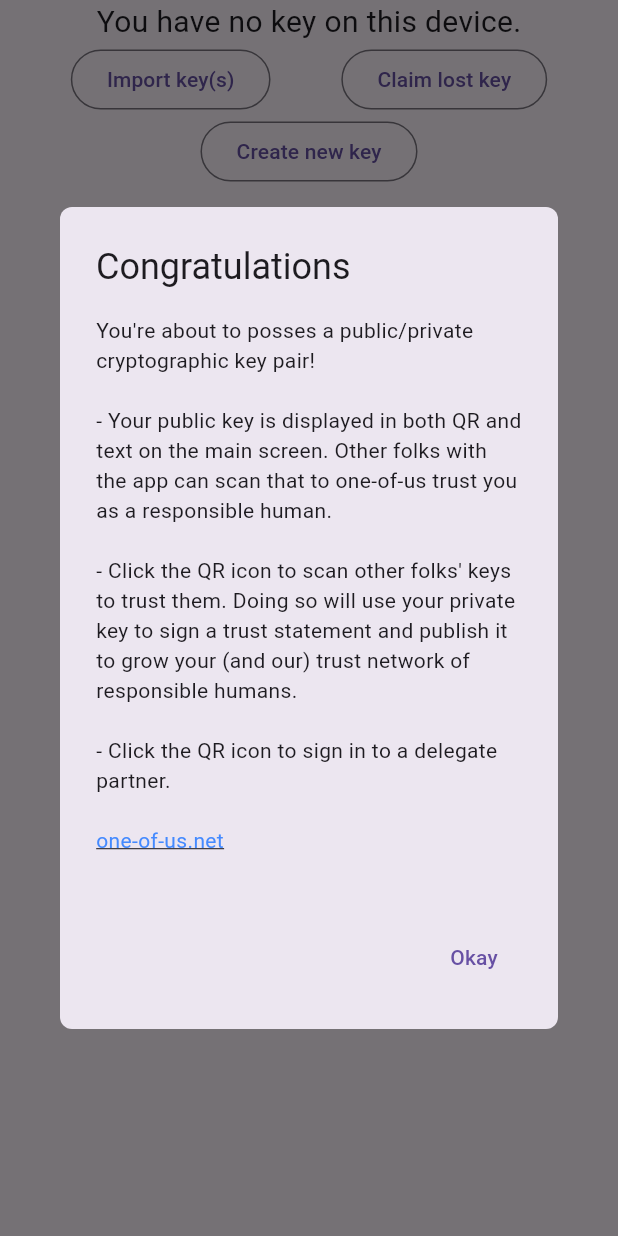
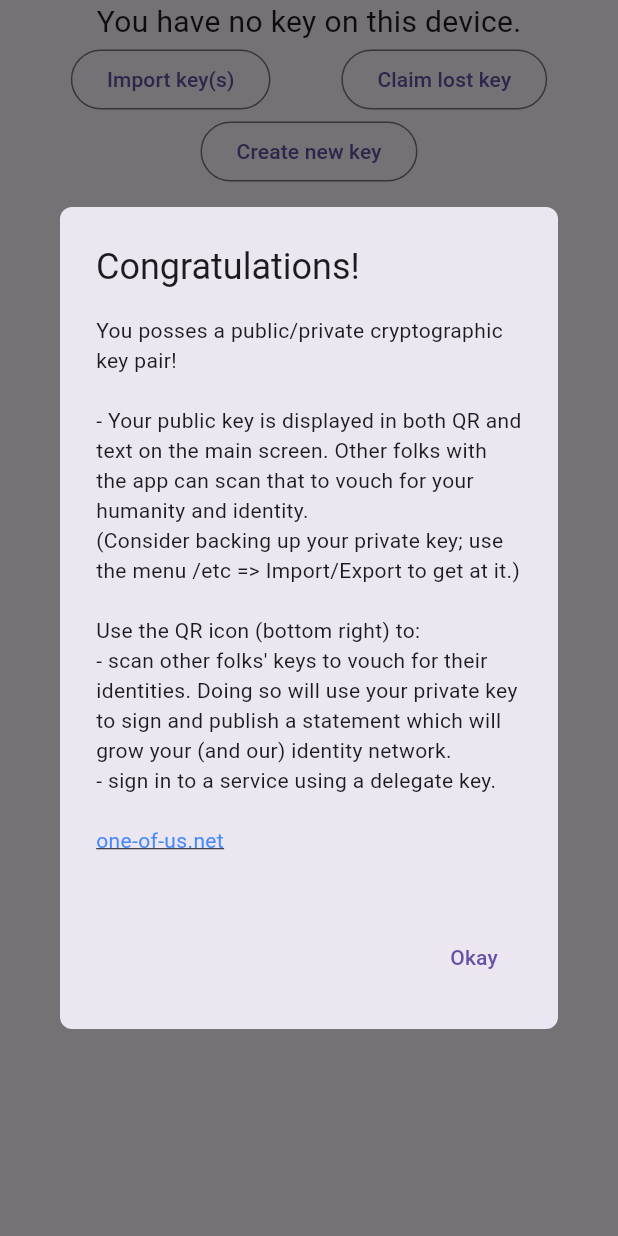
Before and after one commit to YotamAviv/oneofus, a Flutter app: the screen it shows after launch, after a tap on "Create new key", on a phone screen of 412 x 824 dp. Run offline on Flutter 3.47's test engine with Material 3 defaults, Android fonts, the phone set to English and light mode, and no system bars; drawn by our look-alikes of flutter_linkify, loader_overlay; our stand-ins replace cloud_firestore, cloud_functions, convert, firebase_core, flutter_secure_storage, google_fonts and 3 more; missing offline and left inert: cryptography, fake_cloud_firestore, jwk, mobile_scanner; accounts and stored records are empty; generated files the repository leaves out were written again.

Commit message:
63, cleaner menu, removed references to old images

```diff
--- a/lib/base/base.dart
+++ b/lib/base/base.dart
@@ -41,9 +41,9 @@ class _BaseState extends State<Base> {
       return Scaffold(
           body: SafeArea(
               child: Column(children: [
-        Row(mainAxisSize: MainAxisSize.min, children: <Widget>[
-          Expanded(child: MenuBar(children: buildMenus(context))),
-        ]),
+        Row(
+            mainAxisSize: MainAxisSize.min,
+            children: <Widget>[Expanded(child: MenuBar(children: buildMenus(context)))]),
         const FancySplash()
       ])));
     }
@@ -65,11 +65,8 @@ class NoKeys extends StatelessWidget {
           const Spacer(),
           OutlinedButton(
               onPressed: () async {
-                await Navigator.of(context).push(
-                  MaterialPageRoute(
-                    builder: (context) => ImportExport(),
-                  ),
-                );
+                await Navigator.of(context)
+                    .push(MaterialPageRoute(builder: (context) => ImportExport()));
                 // TODO: This "if (context.mounted)" seems wrong. Same elsewhere.
                 // BUG: MINOR: prepareX throws exception if nothing was imported and back was chosen.
                 if (context.mounted) await prepareX(context);
@@ -97,21 +94,8 @@ https://manual#replace''',
         children: [
           OutlinedButton(
               onPressed: () async {
+                await congratulate(context);
                 OouKeyPair newKeyPair = await crypto.createKeyPair();
-                await alert(
-                    'Congratulations',
-                    '''You're about to posses a public/private cryptographic key pair!
-
-- Your public key is displayed in both QR and text on the main screen. Other folks with the app can scan that to one-of-us trust you as a responsible human.
-
-- Click the QR icon to scan other folks' keys to trust them. Doing so will use your private key to sign a trust statement and publish it to grow your (and our) trust network of responsible humans.
-
-- Click the QR icon to sign in to a delegate partner.
-
-https://one-of-us.net
-''',
-                    ['Okay'],
-                    context);
                 await MyKeys.storeOneofusKey(newKeyPair);
               },
               child: const Text('Create new key')),
--- a/lib/base/menus.dart
+++ b/lib/base/menus.dart
@@ -116,39 +116,7 @@ Widget buildEtcMenu(context) {
 
 Widget buildHelpMenu(context) {
   return SubmenuButton(menuChildren: <Widget>[
-    MenuItemButton(
-        onPressed: () async {
-          await alert(
-              'Congratulations',
-              '''You posses a public/private cryptographic key pair!
-
-- Your identity public key is displayed in both QR and text on the main screen. Other folks with the app can scan that to trust you as a responsible human.
-
-- Click the QR icon to scan other folks' keys to trust them. Doing so will use your private key to sign and publish a statement to grow your (and our) identity network of responsible humans.
-
-- Click the QR icon to sign in to a delegate partner.
-
-https://one-of-us.net
-''',
-              ['Okay'],
-              context);
-        },
-        child: const Text('Congratulations')),
-    MenuItemButton(
-        onPressed: () async {
-          await alert(
-              'Main screen',
-              '''The QR code front and center is your public identity key (the gibberish below is the text).
-
-Your public/private key pair is stored on your phone and is used to sign and publish trust statements.
-
-Click the QR icon (bottom right) to scan someone else's public identity key to vouch for their humanity and identity.
-
-Click the QR icon (bottom right) to sign in to a delegate partner (the Nerd'ster) as yourself''',
-              ['Okay'],
-              context);
-        },
-        child: const Text('Main screen')),
+    MenuItemButton(onPressed: () => congratulate(context), child: const Text('Congratulations')),
     MenuItemButton(
         onPressed: () async {
           await showDemoKeys(context);
@@ -166,6 +134,24 @@ Click the QR icon (bottom right) to sign in to a delegate partner (the Nerd'ster
         },
         child: const Text('About')),
   ], child: const Text('?'));
+}
+
+Future<void> congratulate(BuildContext context) async {
+  await alert(
+      'Congratulations!',
+      '''You posses a public/private cryptographic key pair!
+
+- Your public key is displayed in both QR and text on the main screen. Other folks with the app can scan that to vouch for your humanity and identity.
+(Consider backing up your private key; use the menu /etc => Import/Export to get at it.)
+
+Use the QR icon (bottom right) to:
+- scan other folks' keys to vouch for their identities. Doing so will use your private key to sign and publish a statement which will grow your (and our) identity network.
+- sign in to a service using a delegate key.
+
+https://one-of-us.net
+''',
+      ['Okay'],
+      context);
 }
 
 class DevMenu extends StatefulWidget {
--- a/lib/delegate_keys_route.dart
+++ b/lib/delegate_keys_route.dart
@@ -42,7 +42,7 @@ import 'statement_action_picker.dart';
 ///
 
 const String _descTop =
-    '''Delegate key pairs allow other services (eg. the Nerd'ster) to state stuff as you.
+    '''Delegate keys allow other services to state stuff as you.
 You can revoke these at any time (including retroactively).''';
 const String _descVerbs = '''delegate: Claim this delegate key as yours (revoked or not).
 clear: disassociate yourself from this key.''';
--- a/lib/widgets/demo_statement_route.dart
+++ b/lib/widgets/demo_statement_route.dart
@@ -105,8 +105,11 @@ class DemoStatementRoute extends StatelessWidget {
         body: ListView(shrinkWrap: true, physics: const AlwaysScrollableScrollPhysics(), children: [
           const Linky('''Statements are
 - signed by a key (top right of statement box display)
-- use a verb: trust, block, replace, delegate
 - reference another key (top left of statement box display)
+- use a verb: trust, block, replace, or delegate
+
+Find (and restate or clear) all statements signed by you (by your active or equivalent keys) under the State menu.
+
 Different verbs may require different fields, such as: moniker, revokeAt, comment, etc..
 Samples below:'''),
 
--- a/pubspec.yaml
+++ b/pubspec.yaml
@@ -2,7 +2,7 @@ name: oneofus
 description: "A new Flutter project."
 publish_to: 'none' # Remove this line if you wish to publish to pub.dev
 
-version: 1.0.62+62
+version: 1.0.63+63
 
 environment:
   sdk: '>=3.4.3 <4.0.0'
```
Also changed, not shown: lib/base/fancy_splash.dart (+1 -25 lines).
